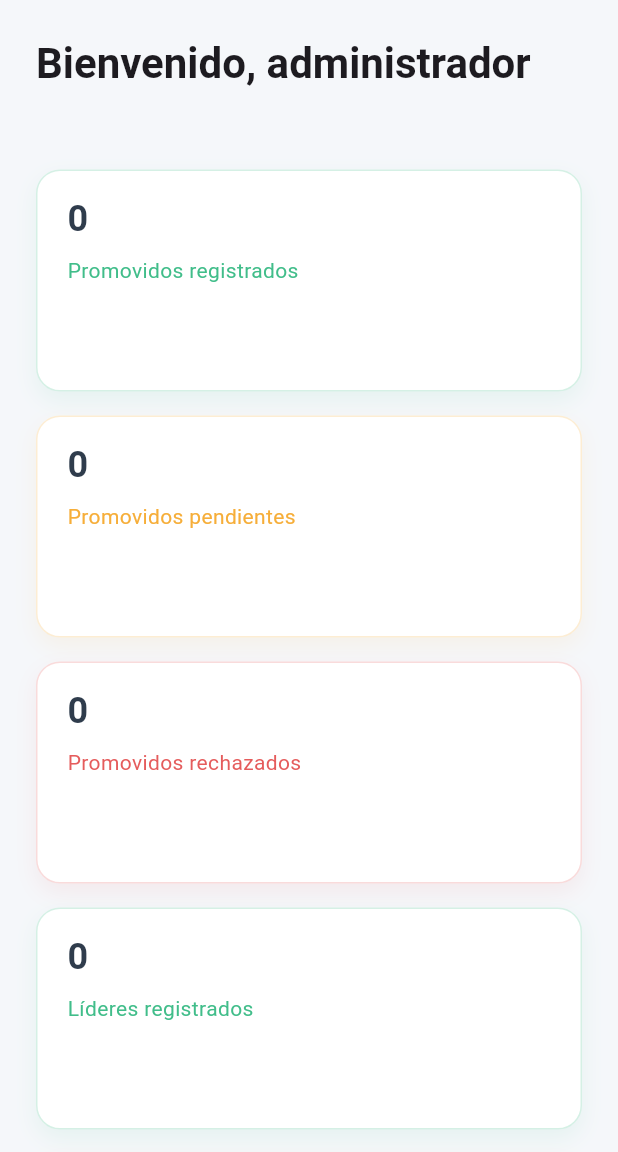
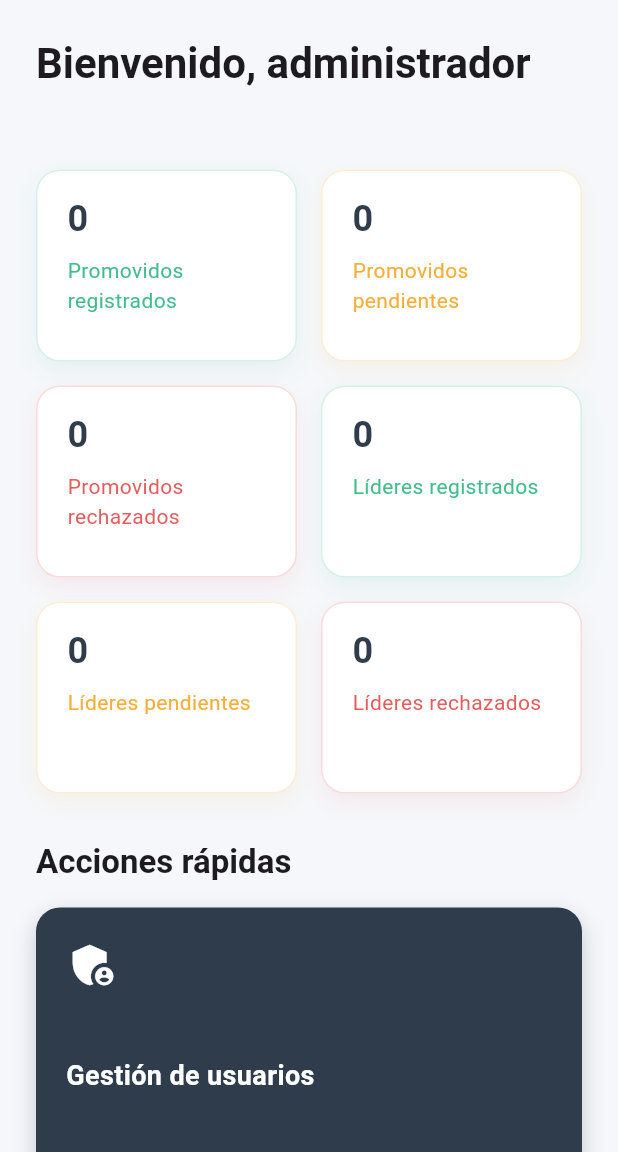
Before and after one commit to DarkShadow-Infinity/DataKap, a Flutter app: the HomeAdminPage screen opened by its route, on a phone screen of 412 x 824 dp, the part 84-1236 px from its top. Run offline on Flutter 3.47's test engine with Material 3 defaults, Android fonts, the light colour scheme and no system bars; our stand-ins replace cloud_firestore, connectivity_plus, dartz, equatable, firebase_auth, firebase_core and 3 more; accounts and stored records are empty.

Commit message:
Refine admin dashboard reactivity

```diff
--- a/lib/features/auth/presentation/pages/admin_add_leader_page.dart
+++ b/lib/features/auth/presentation/pages/admin_add_leader_page.dart
@@ -3,7 +3,7 @@ import 'package:get/get.dart';
 import 'package:datakap/features/auth/presentation/manager/admin_user_form_controller.dart';
 import 'package:datakap/features/auth/presentation/widgets/admin_user_form.dart';
 
-class AdminAddLeaderPage extends GetView<AdminLeaderFormController> {
+class AdminAddLeaderPage extends GetView<AdminUserFormController> {
   const AdminAddLeaderPage({super.key});
 
   @override
--- a/lib/features/auth/presentation/pages/admin_add_promoter_page.dart
+++ b/lib/features/auth/presentation/pages/admin_add_promoter_page.dart
@@ -3,7 +3,7 @@ import 'package:get/get.dart';
 import 'package:datakap/features/auth/presentation/manager/admin_user_form_controller.dart';
 import 'package:datakap/features/auth/presentation/widgets/admin_user_form.dart';
 
-class AdminAddPromoterPage extends GetView<AdminPromoterFormController> {
+class AdminAddPromoterPage extends GetView<AdminUserFormController> {
   const AdminAddPromoterPage({super.key});
 
   @override
--- a/lib/features/auth/presentation/pages/home_admin_page.dart
+++ b/lib/features/auth/presentation/pages/home_admin_page.dart
@@ -25,10 +25,8 @@ class HomeAdminPage extends GetView<AuthController> {
       ),
       drawer: const _AdminDrawer(),
       body: SafeArea(
-        child: Obx(() {
-          return LayoutBuilder(
+        child: LayoutBuilder(
           builder: (context, constraints) {
-              final user = controller.currentUser.value;
             final maxContentWidth = 1100.0;
             final contentPadding = constraints.maxWidth > maxContentWidth
                 ? EdgeInsets.symmetric(
@@ -47,21 +45,7 @@ class HomeAdminPage extends GetView<AuthController> {
                   child: Column(
                     crossAxisAlignment: CrossAxisAlignment.start,
                     children: [
-                        Text(
-                          'Bienvenido, administrador',
-                          style: Theme.of(context)
-                              .textTheme
-                              .headlineMedium
-                              ?.copyWith(fontWeight: FontWeight.bold),
-                        ),
-                        const SizedBox(height: 8),
-                        Text(
-                          user.email,
-                          style: Theme.of(context)
-                              .textTheme
-                              .bodyMedium
-                              ?.copyWith(color: AppColors.secondary),
-                        ),
+                      _AdminHeader(controller: controller),
                       const SizedBox(height: 24),
                       _SummarySection(adminUsers: adminUsers),
                       const SizedBox(height: 32),
@@ -80,10 +64,43 @@ class HomeAdminPage extends GetView<AuthController> {
               ),
             );
           },
-          );
-        }),
+        ),
       ),
     );
+  }
+}
+
+class _AdminHeader extends StatelessWidget {
+  const _AdminHeader({required this.controller});
+
+  final AuthController controller;
+
+  @override
+  Widget build(BuildContext context) {
+    return Obx(() {
+      final user = controller.currentUser.value;
+
+      return Column(
+        crossAxisAlignment: CrossAxisAlignment.start,
+        children: [
+          Text(
+            'Bienvenido, administrador',
+            style: Theme.of(context)
+                .textTheme
+                .headlineMedium
+                ?.copyWith(fontWeight: FontWeight.bold),
+          ),
+          const SizedBox(height: 8),
+          Text(
+            user.email,
+            style: Theme.of(context)
+                .textTheme
+                .bodyMedium
+                ?.copyWith(color: AppColors.secondary),
+          ),
+        ],
+      );
+    });
   }
 }
 
@@ -133,8 +150,8 @@ class _SummarySection extends StatelessWidget {
       return LayoutBuilder(
         builder: (context, constraints) {
           final width = constraints.maxWidth;
-          final crossAxisCount = width >= 720 ? 2 : 1;
-          final mainAxisExtent = width >= 720 ? 132.0 : 148.0;
+          final crossAxisCount = width >= 360 ? 2 : 1;
+          final mainAxisExtent = width >= 360 ? 128.0 : 148.0;
 
           return GridView.builder(
             shrinkWrap: true,
```
Lines whose indentation alone changed are shown as unchanged.
